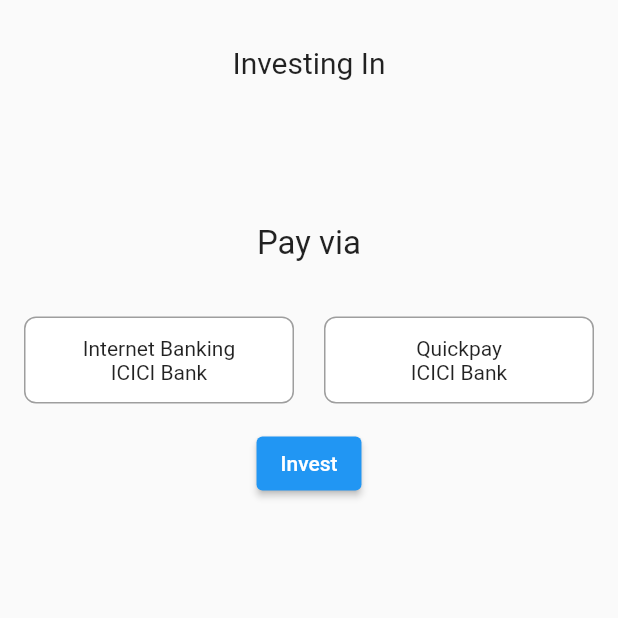
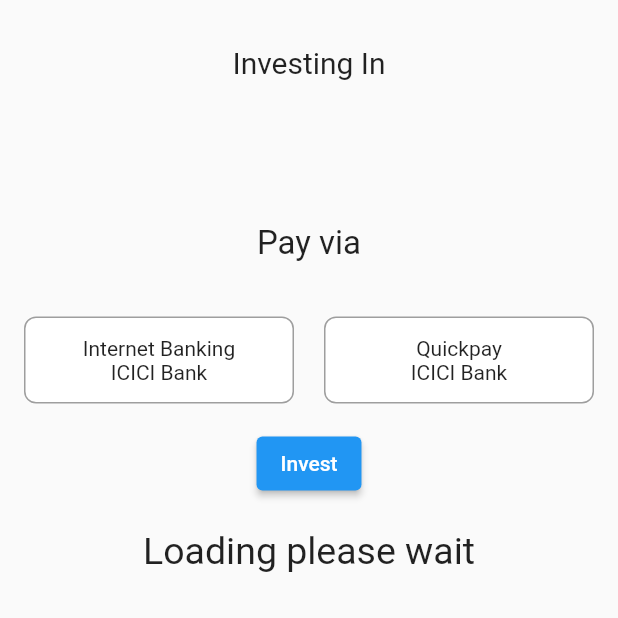
Before and after one commit to dhirajuchil007/test_flutter, a Flutter app: the SelectPaymentMode screen opened directly with empty values, after a tap on "Invest", on a phone screen of 412 x 824 dp, the top half of it. Run offline on Flutter 3.47's test engine with Material 2 defaults, Android fonts, the phone set to English and light mode, and no system bars; our stand-ins replace firebase_auth, firebase_core, firebase_database, fl_chart, geocoding, geolocator and 2 more; missing offline and left inert: dart:ffi; accounts and stored records are empty.

Commit message:
minor UI updates

```diff
--- a/lib/routes/payment_web_view.dart
+++ b/lib/routes/payment_web_view.dart
@@ -132,7 +132,7 @@
   bool isCurrentUrlForFinalPage(String url) {
     if (url.contains("cashrich/jsp/bse_payment_success.jsp") ||
         url.contains("cashrich/jsp/bse_payment_pending.jsp")) {
-      Navigator.push(context,
+      Navigator.pushReplacement(context,
           MaterialPageRoute(builder: (context) => InvestmentSummary()));
       return true;
     }
--- a/lib/routes/select_payment_mode.dart
+++ b/lib/routes/select_payment_mode.dart
@@ -26,19 +26,21 @@
   String amount;
   bool isInternetBankingSelected = false;
   bool isQuickPaySelected = false;
+
   Future<InvestResponse>? _investResponse;
   Future<MfPaymentResponse>? _paymentResponse;
-
+  String customerId = "96022";
+  bool isLoading = false;
   _SelectPaymentModeState(this.schemeModel, this.amount);
 
   @override
   Widget build(BuildContext context) {
     final Size size = MediaQuery.of(context).size;
+
     return SafeArea(
       child: Scaffold(
         body: Container(
-          width: size.width,
-          height: size.height,
+
           child: Column(
             crossAxisAlignment: CrossAxisAlignment.center,
             children: [
@@ -111,46 +113,13 @@
                   ],
                 ),
               ),
-              ElevatedButton(
-                  onPressed: () async {
-                    _investResponse = API_Endpoints().invest(
-                        "96022",
-                        schemeModel.schemeMasterId.toString(),
-                        double.parse(amount),
-                        "1234");
-                    _investResponse!.then((value) => {
-                          if (value.mfOrderId != null)
-                            {
-                              API_Endpoints()
-                                  .mfPayment(
-                                      "96022",
-                                      value.mfOrderId!,
-                                      isInternetBankingSelected ? 901 : 902,
-                                      15365)
-                                  .then(
-                                    (v) => {
-                                      Navigator.push(
-                                        context,
-                                        MaterialPageRoute(
-                                          builder: (context) => PaymentWebView(
-                                              link: v.response!.link,
-                                              page: v.response!.page,
-                                              paymentType:
-                                                  isInternetBankingSelected
-                                                      ? 901
-                                                      : 902,
-                                              mfOrderId: value.mfOrderId),
-                                        ),
-                                      ),
-                                    },
-                                  )
-                            }
-                        });
-                    setState(() {
-                      print(_investResponse.toString());
-                    });
-                  },
-                  child: Text("Invest")),
+              ElevatedButton(onPressed: btnPress, child: Text("Invest")),
+              SizedBox(
+                height: 20,
+              ),
+              Text(getTextData() ,
+                style: TextStyle(fontSize: 25),
+              ),
               FutureBuilder<InvestResponse>(
                 builder: (context, snapshot) {
                   if (snapshot.hasData) {
@@ -177,4 +146,48 @@
       ),
     );
   }
+
+  String getTextData() {
+    return isLoading?
+               'Loading please wait':'Press Invest to continue';
+  }
+
+  void btnPress() {
+    setState(() {
+      isLoading = true;
+    });
+    startApi();
+  }
+
+  void startApi() async {
+    _investResponse = API_Endpoints().invest(customerId,
+        schemeModel.schemeMasterId.toString(), double.parse(amount), "1234");
+    _investResponse!.then((value) => {
+          if (value.mfOrderId != null)
+            {
+              API_Endpoints()
+                  .mfPayment(customerId, value.mfOrderId!,
+                      isInternetBankingSelected ? 901 : 902, 15365)
+                  .then(
+                    (v) => {
+                      Navigator.push(
+                        context,
+                        MaterialPageRoute(
+                          builder: (context) => PaymentWebView(
+                              link: v.response!.link,
+                              page: v.response!.page,
+                              paymentType:
+                                  isInternetBankingSelected ? 901 : 902,
+                              mfOrderId: value.mfOrderId),
+                        ),
+                      ),
+                    },
+                  )
+            }
+        });
+    setState(() {
+      isLoading = false;
+      print(_investResponse.toString());
+    });
+  }
 }
```
